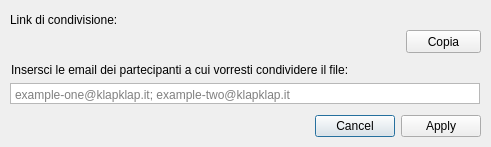
The window that client/src/ui/sharefiledialog.ui (klaalk/klapklap) describes before a commit, drawn with Qt 5.
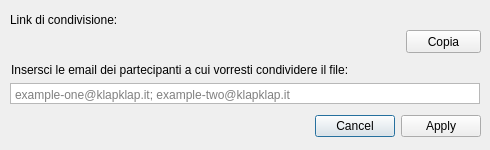
The same window after the commit.

The edit to the form file:
```diff
--- a/client/src/ui/sharefiledialog.ui
+++ b/client/src/ui/sharefiledialog.ui
@@ -6,10 +6,28 @@
    <rect>
     <x>0</x>
     <y>0</y>
-    <width>491</width>
-    <height>147</height>
+    <width>490</width>
+    <height>150</height>
    </rect>
   </property>
+  <property name="sizePolicy">
+   <sizepolicy hsizetype="Fixed" vsizetype="Fixed">
+    <horstretch>0</horstretch>
+    <verstretch>0</verstretch>
+   </sizepolicy>
+  </property>
+  <property name="minimumSize">
+   <size>
+    <width>490</width>
+    <height>150</height>
+   </size>
+  </property>
+  <property name="maximumSize">
+   <size>
+    <width>490</width>
+    <height>150</height>
+   </size>
+  </property>
   <property name="windowTitle">
    <string>Dialog</string>
   </property>
```
